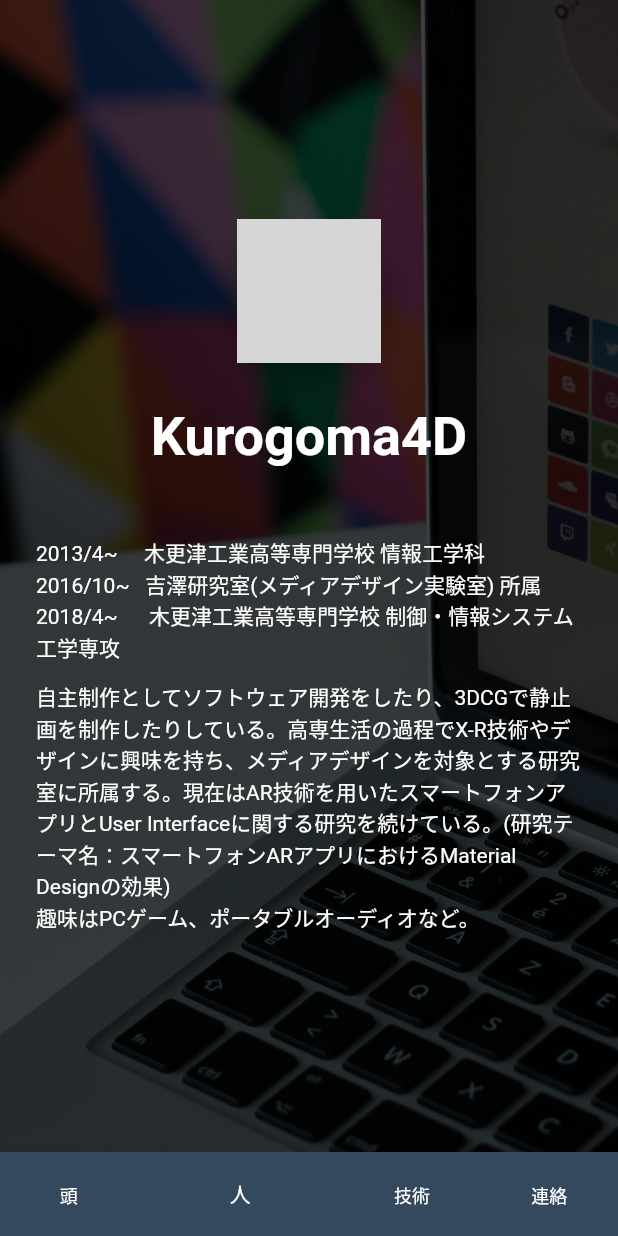
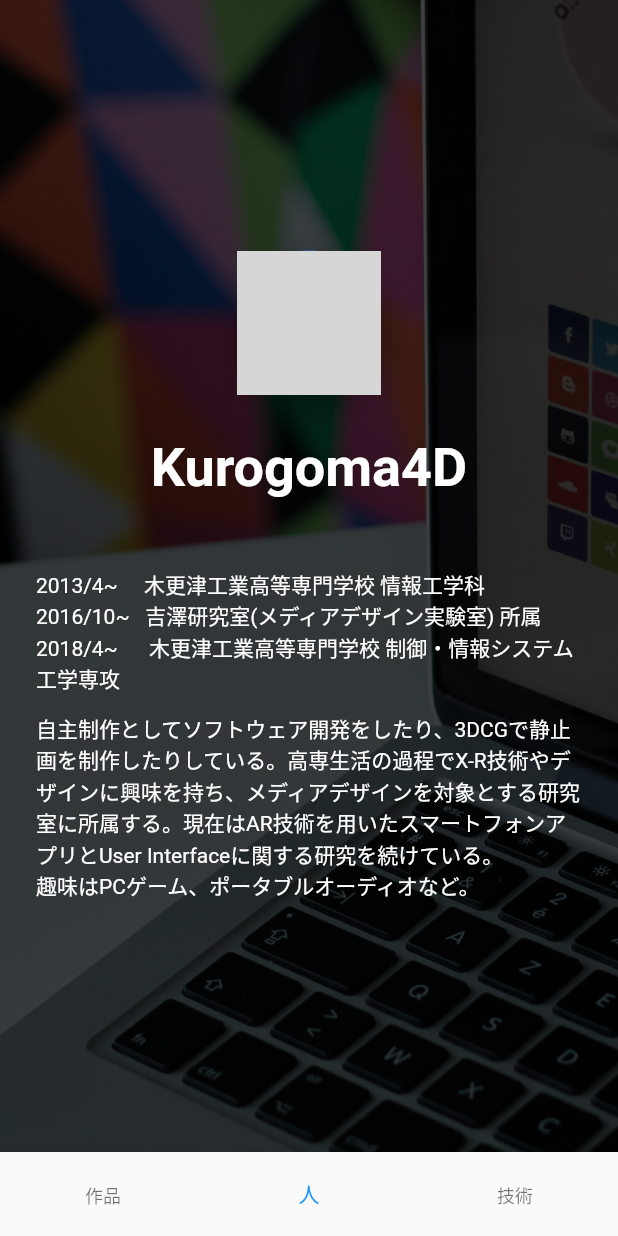
Before and after one commit to Kurogoma4D/portfolio_proto, a Flutter app: the screen it shows after launch, swiped to page 2, on a phone screen of 412 x 824 dp. Run offline on Flutter 3.47's test engine with Material 2 defaults, Android fonts, the light colour scheme and no system bars; network calls fail; grey boxes are pictures that could not be loaded.

Commit message:
modify: changed order

```diff
--- /dev/null
+++ b/lib/contact.dart
@@ -0,0 +1,36 @@
+import 'package:flutter/material.dart';
+
+class _Props {
+  static TextStyle quoteStyle = TextStyle(
+    fontSize: 36,
+    height: 1.2,
+    color: Colors.white,
+    fontWeight: FontWeight.bold,
+  );
+
+  static TextStyle authorStyle = TextStyle(
+    fontSize: 24,
+    color: Colors.white,
+  );
+
+  static List<Map<String, String>> links = [
+    {"Qiita": "https://qiita.com/Kurogoma4D"},
+    {"GitHub": "https://github.com/Kurogoma4D/"},
+    {"note": "https://note.mu/krgm4d"},
+    {"3DCG": "https://kurogoma-show.myportfolio.com/work"},
+  ];
+}
+
+class Contact extends StatefulWidget {
+  @override
+  _ContactState createState() => _ContactState();
+}
+
+class _ContactState extends State<Contact> {
+  @override
+  Widget build(BuildContext context) {
+    return Column(
+      children: <Widget>[],
+    );
+  }
+}
--- a/lib/main.dart
+++ b/lib/main.dart
@@ -19,13 +19,13 @@ class MyApp extends StatelessWidget {
 
 class _Props {
   static List<Color> colors = [
-    const Color.fromRGBO(44, 62, 80, 1),
+    const Color.fromRGBO(38, 166, 154, 1),
     const Color.fromRGBO(0, 0, 0, 0),
     const Color.fromRGBO(0, 131, 143, 1),
-    const Color.fromRGBO(38, 166, 154, 1),
+    const Color.fromRGBO(44, 62, 80, 1),
   ];
 
-  static List<String> titles = ["頭", "人", "技術", "連絡"];
+  static List<String> titles = ["作品", "人", "技術"];
 
   List<bool> isActive = List.generate(4, (i) => false);
   static String backgroundImage = "assets/images/backgroundImage.png";
@@ -62,7 +62,9 @@ class _HomePageState extends State<HomePage> {
             itemCount: 4,
             itemBuilder: (context, index) => _buildListItem(context, index),
             onPageChanged: (index) => setState(() {
-              _tabIndex = index;
+              if (index < 3) {
+                _tabIndex = index;
+              }
             }),
           ),
         ],
@@ -76,7 +78,7 @@ class _HomePageState extends State<HomePage> {
               duration: const Duration(milliseconds: 120),
               curve: Curves.easeIn);
         }),
-        items: List.generate(4, (index) {
+        items: List.generate(3, (index) {
           return BottomNavigationBarItem(
             backgroundColor: Color.fromRGBO(52, 73, 94, 1),
             icon: Center(),
@@ -99,12 +101,13 @@ class _HomePageState extends State<HomePage> {
   Widget _buildContent(int index) {
     switch (index) {
       case 0:
-        return Word();
+        return Center();
       case 1:
         return Profile();
       case 2:
         return Skills();
       case 3:
+        return Word();
       default:
         return Center();
     }
--- a/lib/profile.dart
+++ b/lib/profile.dart
@@ -7,7 +7,7 @@ class _Props {
       "2016/10~   吉澤研究室(メディアデザイン実験室) 所属\n" +
       "2018/4~      木更津工業高等専門学校 制御・情報システム工学専攻";
   static String bio =
-      "自主制作としてソフトウェア開発をしたり、3DCGで静止画を制作したりしている。高専生活の過程でX-R技術やデザインに興味を持ち、メディアデザインを対象とする研究室に所属する。現在はAR技術を用いたスマートフォンアプリとUser Interfaceに関する研究を続けている。(研究テーマ名：スマートフォンARアプリにおけるMaterial Designの効果)\n趣味はPCゲーム、ポータブルオーディオなど。";
+      "自主制作としてソフトウェア開発をしたり、3DCGで静止画を制作したりしている。高専生活の過程でX-R技術やデザインに興味を持ち、メディアデザインを対象とする研究室に所属する。現在はAR技術を用いたスマートフォンアプリとUser Interfaceに関する研究を続けている。\n趣味はPCゲーム、ポータブルオーディオなど。";
 }
 
 class Profile extends StatefulWidget {
```
Also changed, not shown: lib/skills.dart (+19 -18 lines).
